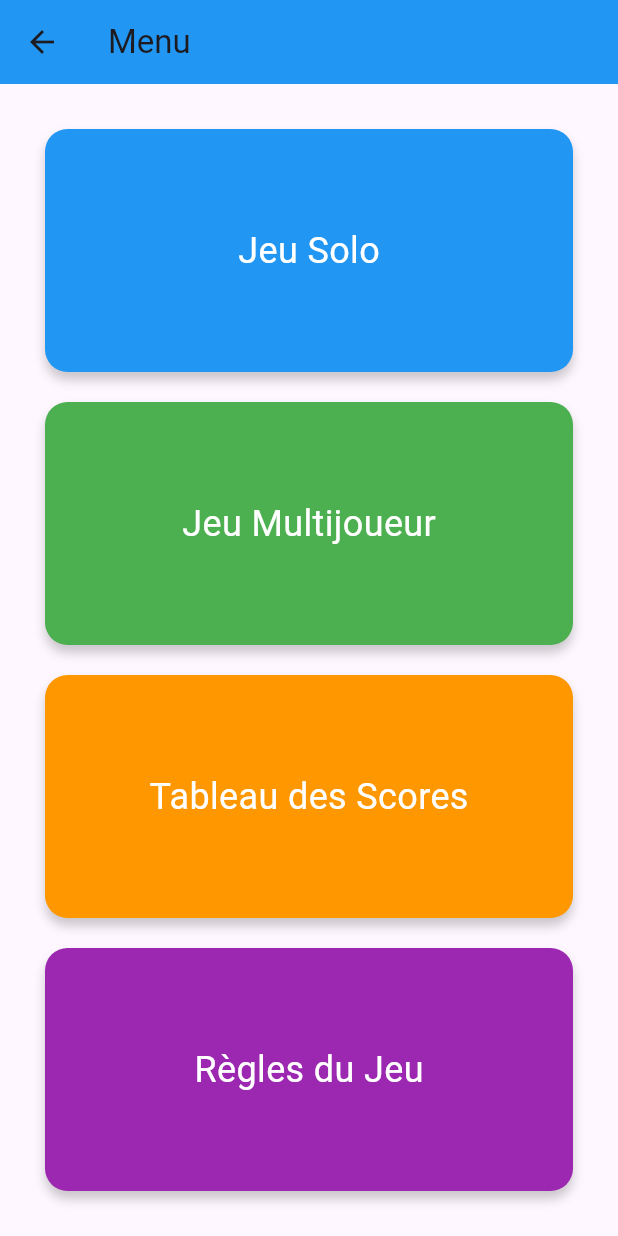
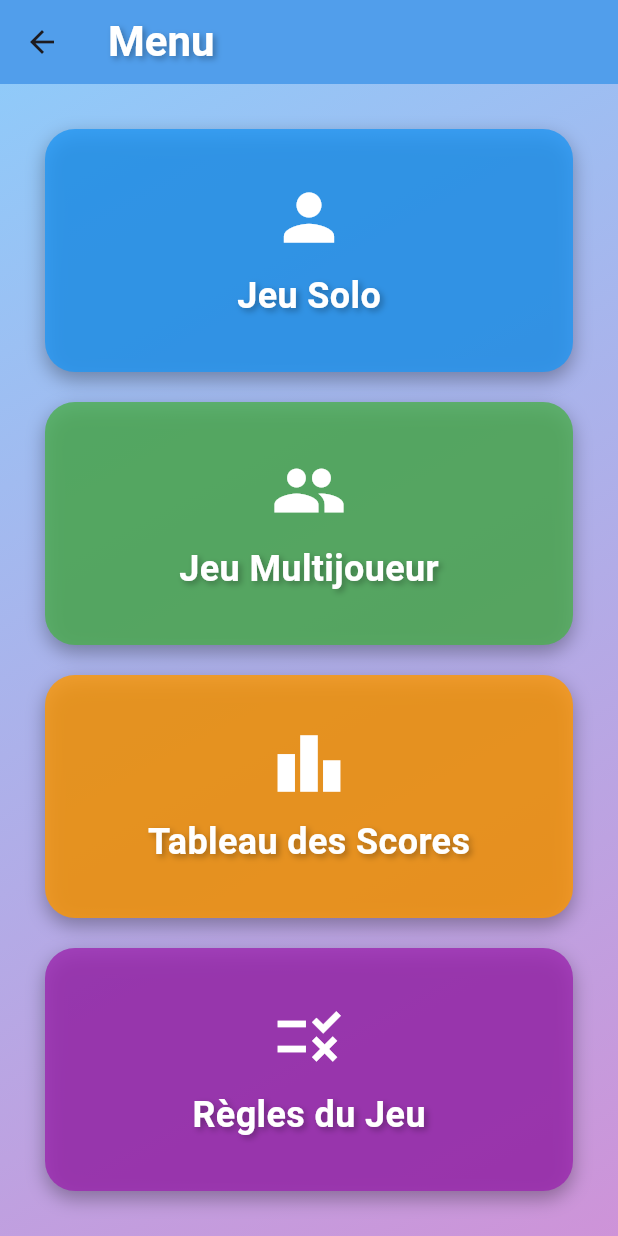
Before and after one commit to DrecQ/app_quizz_score_avec_leaderboard, a Flutter app: the screen it shows after launch, after a tap on "Démarrer le quiz", on a phone screen of 412 x 824 dp. Run offline on Flutter 3.47's test engine with Material 3 defaults, Android fonts, the phone set to English and light mode, and no system bars.

Commit message:
Mise à jour de la page d'acceuil. L'image se charge bien... Le menu a été corrigé

```diff
--- a/lib/main.dart
+++ b/lib/main.dart
@@ -12,6 +12,7 @@ class MyApp extends StatelessWidget {
       title: 'Quizz App',
       theme: ThemeData(
         primarySwatch: Colors.blue,
+        fontFamily: 'Roboto', // Utilisez une police personnalisée si disponible
       ),
       home: HomePage(),
     );
@@ -27,24 +28,39 @@ class _HomePageState extends State<HomePage>
     with SingleTickerProviderStateMixin {
   late AnimationController _controller;
   late Animation<double> _fadeAnimation;
-  bool _isImageLoaded = false; // Pour gérer le chargement de l'image
+  late Animation<double> _pulseAnimation;
+  bool _isImageLoaded = false;
 
   @override
   void initState() {
     super.initState();
-    // Initialisation de l'AnimationController
     _controller = AnimationController(
       vsync: this,
       duration: Duration(seconds: 3),
-    )..repeat(reverse: true); // Répète l'animation en boucle
+    )..repeat(reverse: true);
 
-    // Configuration de l'animation de fondu
     _fadeAnimation = Tween<double>(begin: 0.5, end: 1.0).animate(
       CurvedAnimation(
         parent: _controller,
         curve: Curves.easeInOut,
       ),
     );
+
+    _pulseAnimation = Tween<double>(begin: 0.8, end: 1.2).animate(
+      CurvedAnimation(
+        parent: _controller,
+        curve: Curves.easeInOut,
+      ),
+    );
+
+    // Simuler le chargement de l'image
+    Future.delayed(Duration(seconds: 5), () {
+      if (mounted) {
+        setState(() {
+          _isImageLoaded = true;
+        });
+      }
+    });
   }
 
   @override
@@ -56,8 +72,15 @@ class _HomePageState extends State<HomePage>
   @override
   Widget build(BuildContext context) {
     return Scaffold(
-      backgroundColor: Colors.blue[50],
-      body: Stack(
+      body: Container(
+        decoration: BoxDecoration(
+          gradient: LinearGradient(
+            begin: Alignment.topLeft,
+            end: Alignment.bottomRight,
+            colors: [Colors.blue[200]!, Colors.purple[200]!],
+          ),
+        ),
+        child: Stack(
           children: [
             // Animation de l'arrière-plan avec un cadre et l'image
             FadeTransition(
@@ -67,12 +90,12 @@ class _HomePageState extends State<HomePage>
                   duration: Duration(seconds: 2),
                   curve: Curves.easeInOut,
                   decoration: BoxDecoration(
-                  borderRadius: BorderRadius.circular(30), // Bord arrondi
+                    borderRadius: BorderRadius.circular(30),
                     color: Colors.white.withOpacity(0.5),
                     boxShadow: [
                       BoxShadow(
-                      color: Colors.black.withOpacity(0.2),
-                      blurRadius: 10,
+                        color: Colors.black.withOpacity(0.3),
+                        blurRadius: 20,
                         offset: Offset(0, 10),
                       ),
                     ],
@@ -80,19 +103,61 @@ class _HomePageState extends State<HomePage>
                   width: 300,
                   height: 430,
                   child: ClipRRect(
-                  borderRadius: BorderRadius.circular(
-                      30), // Bord arrondi pour l'image aussi
+                    borderRadius: BorderRadius.circular(30),
                     child: _isImageLoaded
                         ? Image.asset(
-                          'images/img_2.jpg', // Ton image ici
+                            'images/img_2.jpg',
                             fit: BoxFit.cover,
                             width: double.infinity,
                             height: double.infinity,
                           )
-                      : Center(
-                          child:
-                              CircularProgressIndicator(), // Affiche un loader en attendant
+                        : ScaleTransition(
+                            scale: _pulseAnimation,
+                            child: Center(
+                              child: Column(
+                                mainAxisAlignment: MainAxisAlignment.center,
+                                children: [
+                                  Icon(
+                                    Icons.image_not_supported,
+                                    size: 50,
+                                    color: Colors.grey[600],
                                   ),
+                                  SizedBox(height: 10),
+                                  Text(
+                                    'Image non chargée',
+                                    style: TextStyle(
+                                      fontSize: 16,
+                                      color: Colors.grey[600],
+                                      fontStyle: FontStyle.italic,
+                                    ),
+                                  ),
+                                ],
+                              ),
+                            ),
+                          ),
+                  ),
+                ),
+              ),
+            ),
+            // Titre du jeu "Quizz App"
+            Positioned(
+              top: MediaQuery.of(context).size.height * 0.1,
+              left: 0,
+              right: 0,
+              child: Center(
+                child: Text(
+                  'Quizz App',
+                  style: TextStyle(
+                    fontSize: 40,
+                    fontWeight: FontWeight.bold,
+                    color: Colors.white,
+                    shadows: [
+                      Shadow(
+                        blurRadius: 10,
+                        color: Colors.black.withOpacity(0.5),
+                        offset: Offset(2, 2),
+                      ),
+                    ],
                   ),
                 ),
               ),
@@ -102,7 +167,6 @@ class _HomePageState extends State<HomePage>
               alignment: FractionalOffset(0.5, 0.85),
               child: ElevatedButton(
                 onPressed: () {
-                // Navigation vers la page MenuScreen
                   Navigator.push(
                     context,
                     MaterialPageRoute(builder: (context) => MenuScreen()),
@@ -110,7 +174,11 @@ class _HomePageState extends State<HomePage>
                 },
                 child: Text(
                   'Démarrer le quiz',
-                style: TextStyle(fontSize: 20, color: Colors.white),
+                  style: TextStyle(
+                    fontSize: 20,
+                    color: Colors.white,
+                    fontWeight: FontWeight.bold,
+                  ),
                 ),
                 style: ElevatedButton.styleFrom(
                   padding: EdgeInsets.symmetric(horizontal: 40, vertical: 20),
@@ -118,12 +186,14 @@ class _HomePageState extends State<HomePage>
                     borderRadius: BorderRadius.circular(30),
                   ),
                   backgroundColor: Colors.blue.withOpacity(0.8),
-                elevation: 10,
+                  elevation: 15,
+                  shadowColor: Colors.blue.withOpacity(0.5),
                 ),
               ),
             ),
           ],
         ),
+      ),
     );
   }
 }
--- a/lib/screens/menu_screen.dart
+++ b/lib/screens/menu_screen.dart
@@ -5,137 +5,143 @@ class MenuScreen extends StatelessWidget {
   Widget build(BuildContext context) {
     return Scaffold(
       appBar: AppBar(
-        title: Text('Menu'),
-        backgroundColor: Colors.blue,
+        title: Text(
+          'Menu',
+          style: TextStyle(
+            fontSize: 28,
+            fontWeight: FontWeight.bold,
+            color: Colors.white,
+            shadows: [
+              Shadow(
+                blurRadius: 5,
+                color: Colors.black.withOpacity(0.3),
+                offset: Offset(2, 2),
               ),
-      body: Padding(
+            ],
+          ),
+        ),
+        backgroundColor: Colors.blue.withOpacity(0.8),
+        elevation: 10,
+      ),
+      body: Container(
+        decoration: BoxDecoration(
+          gradient: LinearGradient(
+            begin: Alignment.topLeft,
+            end: Alignment.bottomRight,
+            colors: [Colors.blue[200]!, Colors.purple[200]!],
+          ),
+        ),
+        child: Padding(
           padding: EdgeInsets.all(20.0),
           child: Column(
             children: [
-            // Utilisation de Expanded pour créer 4 cadres qui occupent l'écran
+              // Option 1: Jeu Solo
               Expanded(
-              child: GestureDetector(
+                child: _buildMenuButton(
+                  context,
+                  title: 'Jeu Solo',
+                  icon: Icons.person,
+                  color: Colors.blue.withOpacity(0.8),
                   onTap: () {
                     print('Jeu solo');
                   },
+                ),
+              ),
+              // Option 2: Jeu Multijoueur
+              Expanded(
+                child: _buildMenuButton(
+                  context,
+                  title: 'Jeu Multijoueur',
+                  icon: Icons.people,
+                  color: Colors.green.withOpacity(0.8),
+                  onTap: () {
+                    print('Jeu Multijoueur');
+                  },
+                ),
+              ),
+              // Option 3: Tableau des Scores
+              Expanded(
+                child: _buildMenuButton(
+                  context,
+                  title: 'Tableau des Scores',
+                  icon: Icons.leaderboard,
+                  color: Colors.orange.withOpacity(0.8),
+                  onTap: () {
+                    print('Tableau des Scores');
+                  },
+                ),
+              ),
+              // Option 4: Règles du Jeu
+              Expanded(
+                child: _buildMenuButton(
+                  context,
+                  title: 'Règles du Jeu',
+                  icon: Icons.rule,
+                  color: Colors.purple.withOpacity(0.8),
+                  onTap: () {
+                    print('Règles du Jeu');
+                  },
+                ),
+              ),
+            ],
+          ),
+        ),
+      ),
+    );
+  }
+
+  // Fonction pour créer un bouton de menu stylisé
+  Widget _buildMenuButton(
+    BuildContext context, {
+    required String title,
+    required IconData icon,
+    required Color color,
+    required VoidCallback onTap,
+  }) {
+    return GestureDetector(
+      onTap: onTap,
       child: Container(
         margin: EdgeInsets.all(10),
         decoration: BoxDecoration(
-                    color: Colors.blue,
-                    borderRadius: BorderRadius.circular(15),
+          color: color,
+          borderRadius: BorderRadius.circular(20),
           boxShadow: [
             BoxShadow(
-                        color: Colors.black.withOpacity(0.2),
-                        blurRadius: 5,
+              color: Colors.black.withOpacity(0.3),
+              blurRadius: 10,
               offset: Offset(0, 5),
             ),
           ],
         ),
         child: Center(
-                    child: Text(
-                      'Jeu Solo',
+          child: Column(
+            mainAxisAlignment: MainAxisAlignment.center,
+            children: [
+              Icon(
+                icon,
+                size: 50,
+                color: Colors.white,
+              ),
+              SizedBox(height: 10),
+              Text(
+                title,
                 style: TextStyle(
                   fontSize: 24,
+                  fontWeight: FontWeight.bold,
                   color: Colors.white,
-                      ),
-                    ),
-                  ),
-                ),
-              ),
-            ),
-            Expanded(
-              child: GestureDetector(
-                onTap: () {
-                  print('Jeu Multijoueur');
-                },
-                child: Container(
-                  margin: EdgeInsets.all(10),
-                  decoration: BoxDecoration(
-                    color: Colors.green,
-                    borderRadius: BorderRadius.circular(15),
-                    boxShadow: [
-                      BoxShadow(
-                        color: Colors.black.withOpacity(0.2),
+                  shadows: [
+                    Shadow(
                       blurRadius: 5,
-                        offset: Offset(0, 5),
+                      color: Colors.black.withOpacity(0.3),
+                      offset: Offset(2, 2),
                     ),
                   ],
-                  ),
-                  child: Center(
-                    child: Text(
-                      'Jeu Multijoueur',
-                      style: TextStyle(
-                        fontSize: 24,
-                        color: Colors.white,
-                      ),
-                    ),
-                  ),
-                ),
-              ),
-            ),
-            Expanded(
-              child: GestureDetector(
-                onTap: () {
-                  print('Tableau des Scores');
-                },
-                child: Container(
-                  margin: EdgeInsets.all(10),
-                  decoration: BoxDecoration(
-                    color: Colors.orange,
-                    borderRadius: BorderRadius.circular(15),
-                    boxShadow: [
-                      BoxShadow(
-                        color: Colors.black.withOpacity(0.2),
-                        blurRadius: 5,
-                        offset: Offset(0, 5),
-                      ),
-                    ],
-                  ),
-                  child: Center(
-                    child: Text(
-                      'Tableau des Scores',
-                      style: TextStyle(
-                        fontSize: 24,
-                        color: Colors.white,
-                      ),
-                    ),
-                  ),
-                ),
-              ),
-            ),
-            Expanded(
-              child: GestureDetector(
-                onTap: () {
-                  print('Règles du Jeu');
-                },
-                child: Container(
-                  margin: EdgeInsets.all(10),
-                  decoration: BoxDecoration(
-                    color: Colors.purple,
-                    borderRadius: BorderRadius.circular(15),
-                    boxShadow: [
-                      BoxShadow(
-                        color: Colors.black.withOpacity(0.2),
-                        blurRadius: 5,
-                        offset: Offset(0, 5),
-                      ),
-                    ],
-                  ),
-                  child: Center(
-                    child: Text(
-                      'Règles du Jeu',
-                      style: TextStyle(
-                        fontSize: 24,
-                        color: Colors.white,
-                      ),
-                    ),
-                  ),
-                ),
                 ),
               ),
             ],
           ),
         ),
+      ),
     );
   }
 }
```
Also changed, not shown: pubspec.yaml (+4 -4 lines), images/img_1.jpg (renamed from lib/assets/images/img_1.jpg), images/img_2.jpg (renamed from lib/assets/images/img_2.jpg), images/img_3.jpg (renamed from lib/assets/images/img_3.jpg), lib/screens/rules_screen.dart (added). Lines whose indentation alone changed are shown as unchanged.
